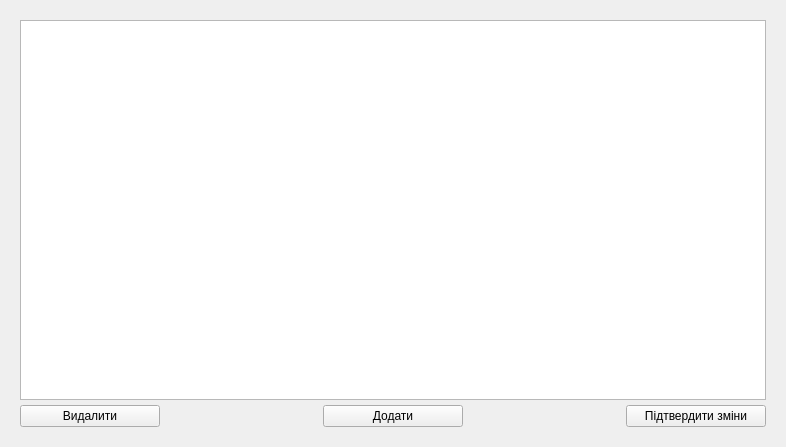
First picture: the form in src/View/MenuAdmin/menuemployees.ui, repository Fyz-dev/GunStore, before the edit.
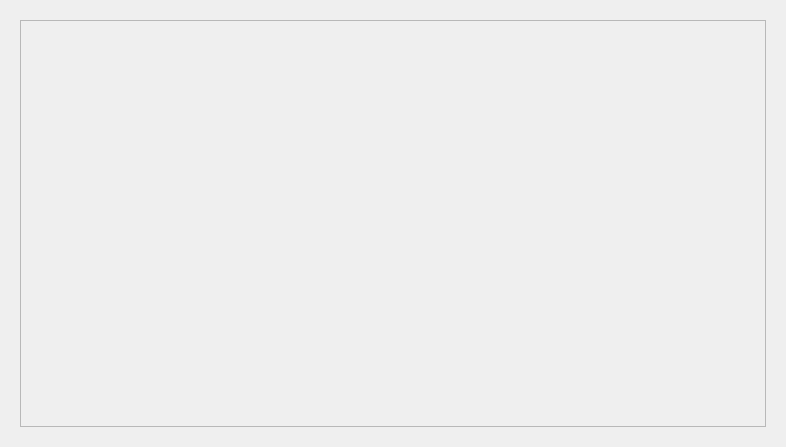
Second picture: the form after the edit.

```diff
--- a/src/View/MenuAdmin/menuemployees.ui
+++ b/src/View/MenuAdmin/menuemployees.ui
@@ -13,9 +13,9 @@
   <property name="windowTitle">
    <string>Form</string>
   </property>
-  <layout class="QVBoxLayout" name="verticalLayout">
+  <layout class="QHBoxLayout" name="horizontalLayout">
    <property name="spacing">
-    <number>5</number>
+    <number>20</number>
    </property>
    <property name="leftMargin">
     <number>20</number>
@@ -30,82 +30,51 @@
     <number>20</number>
    </property>
    <item>
-    <widget class="QTableView" name="tableViewWorker"/>
-   </item>
-   <item>
-    <layout class="QHBoxLayout" name="horizontalLayout_8">
-     <item>
-      <widget class="QPushButton" name="buttonDeleteEmployees">
-       <property name="minimumSize">
-        <size>
-         <width>140</width>
-         <height>0</height>
-        </size>
-       </property>
-       <property name="text">
-        <string>Видалити</string>
-       </property>
-      </widget>
-     </item>
-     <item>
-      <spacer name="horizontalSpacer_4">
-       <property name="orientation">
-        <enum>Qt::Horizontal</enum>
+    <widget class="QScrollArea" name="scrollArea">
+     <property name="widgetResizable">
+      <bool>true</bool>
+     </property>
+     <widget class="QWidget" name="scrollAreaWidgetContents">
+      <property name="geometry">
+       <rect>
+        <x>0</x>
+        <y>0</y>
+        <width>744</width>
+        <height>405</height>
+       </rect>
+      </property>
+      <layout class="QVBoxLayout" name="verticalLayout_2">
+       <property name="spacing">
+        <number>20</number>
        </property>
-       <property name="sizeHint" stdset="0">
-        <size>
-         <width>40</width>
-         <height>20</height>
-        </size>
+       <property name="leftMargin">
+        <number>0</number>
        </property>
-      </spacer>
-     </item>
-     <item>
-      <widget class="QPushButton" name="buttonAddEmployees">
-       <property name="sizePolicy">
-        <sizepolicy hsizetype="Fixed" vsizetype="Fixed">
-         <horstretch>0</horstretch>
-         <verstretch>0</verstretch>
-        </sizepolicy>
+       <property name="topMargin">
+        <number>0</number>
        </property>
-       <property name="minimumSize">
-        <size>
-         <width>140</width>
-         <height>0</height>
-        </size>
+       <property name="rightMargin">
+        <number>0</number>
        </property>
-       <property name="text">
-        <string>Додати</string>
+       <property name="bottomMargin">
+        <number>0</number>
        </property>
-      </widget>
-     </item>
      <item>
-      <spacer name="horizontalSpacer">
+        <spacer name="verticalSpacer">
        <property name="orientation">
-        <enum>Qt::Horizontal</enum>
+          <enum>Qt::Vertical</enum>
        </property>
        <property name="sizeHint" stdset="0">
         <size>
-         <width>40</width>
-         <height>20</height>
+           <width>20</width>
+           <height>40</height>
         </size>
        </property>
       </spacer>
      </item>
-     <item>
-      <widget class="QPushButton" name="buttonApplyChanges">
-       <property name="minimumSize">
-        <size>
-         <width>140</width>
-         <height>0</height>
-        </size>
-       </property>
-       <property name="text">
-        <string>Підтвердити зміни</string>
-       </property>
-      </widget>
-     </item>
-    </layout>
+      </layout>
+     </widget>
+    </widget>
    </item>
   </layout>
  </widget>
```
Lines whose indentation alone changed are shown as unchanged.
